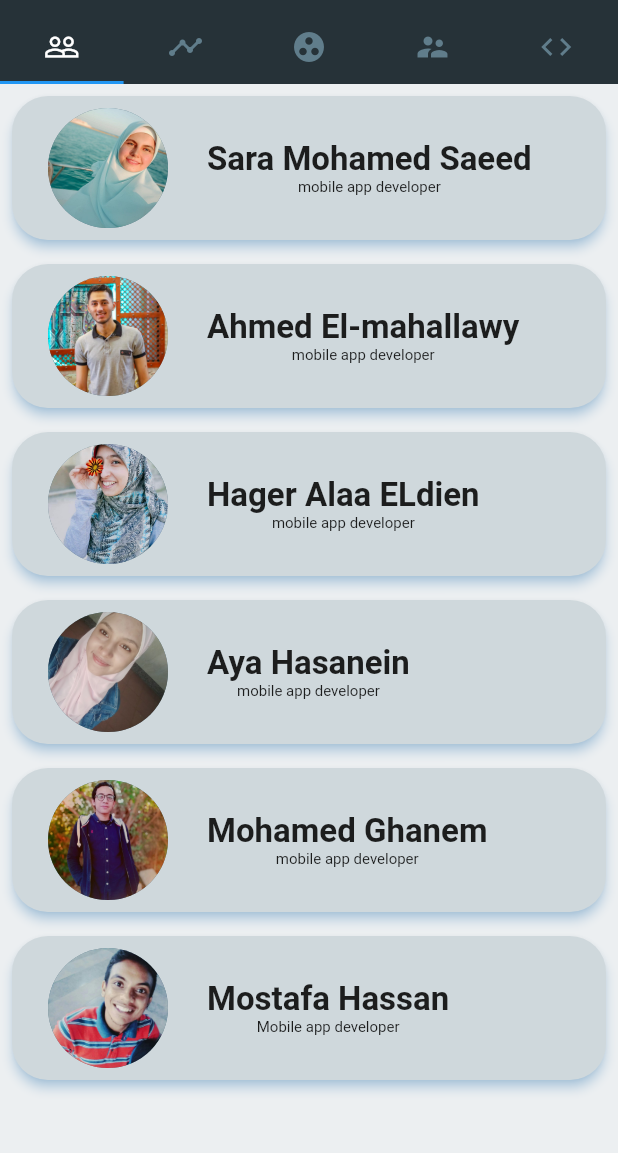
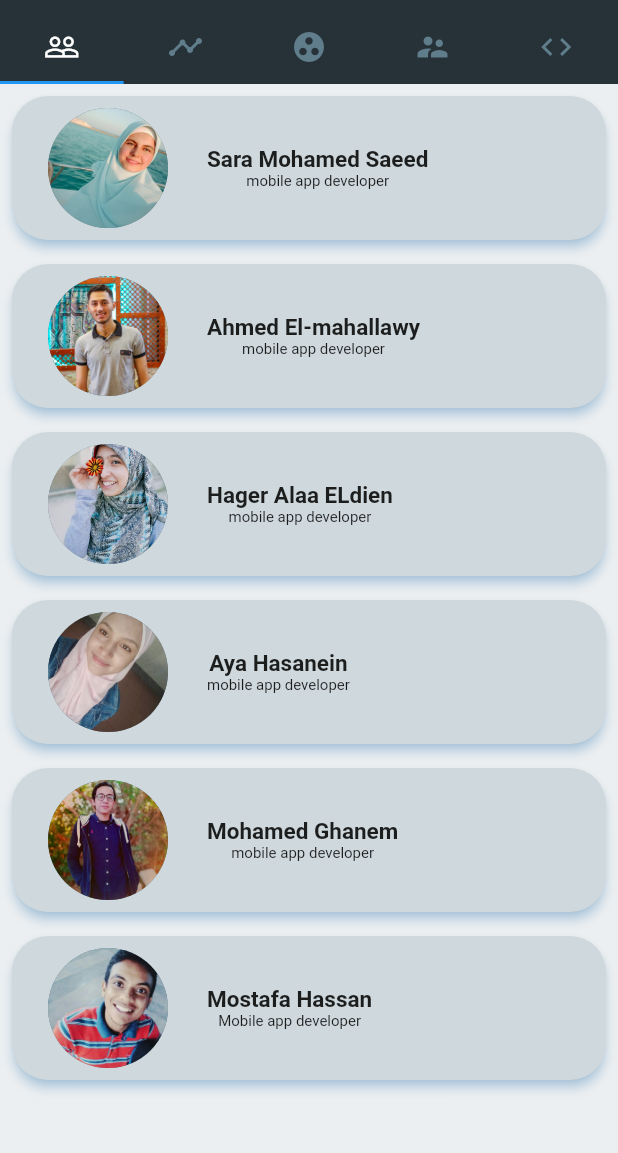
Before and after one commit to MohamemEmam674/msp_mob_deve, a Flutter app: the screen it shows after launch, on a phone screen of 412 x 824 dp, the part 72-1225 px from its top. Run offline on Flutter 3.47's test engine with Material 2 defaults, Android fonts, the phone set to English and light mode, and no system bars; our stand-ins replace carousel_pro, confetti; missing offline and left inert: timeline_list; Roboto replaces fonts that are missing (PTSerif).

Commit message:
Update membersList.dart

```diff
--- a/lib/membersList.dart
+++ b/lib/membersList.dart
@@ -57,7 +57,7 @@ class _MembersListState extends State<MembersList> {
                         textDirection: TextDirection.rtl,
                         style: new TextStyle(
                           fontFamily: 'PTSerif',
-                          fontSize: 22.0,
+                          fontSize: 15.0,
                           fontWeight: FontWeight.bold,
                         ),
                       ),
```
